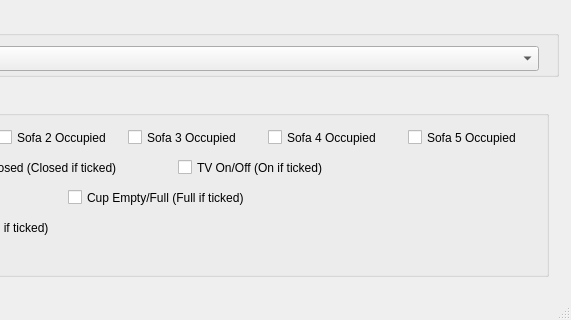
This is SensorSim-UH/mainwindow.ui in uh-klk/accompany as Qt 5 draws it before an edit; both pictures show x 162 to 733 and y 161 to 481 of the 733 by 481 pixel window. The edited form follows.
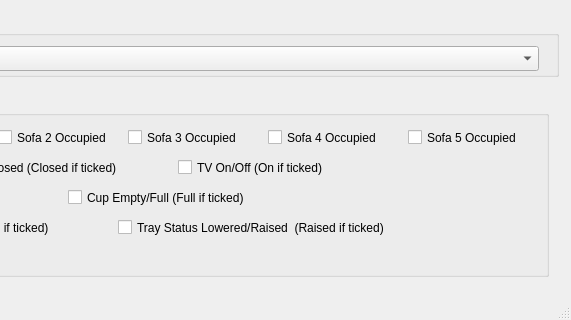
This is the edited form.

Commit message: Fixed to updte to correct sensor values for tray

```diff
--- a/SensorSim-UH/mainwindow.ui
+++ b/SensorSim-UH/mainwindow.ui
@@ -156,6 +156,19 @@
       <string>TV On/Off (On if ticked)</string>
      </property>
     </widget>
+    <widget class="QCheckBox" name="trayStatusCheckBox">
+     <property name="geometry">
+      <rect>
+       <x>270</x>
+       <y>120</y>
+       <width>411</width>
+       <height>23</height>
+      </rect>
+     </property>
+     <property name="text">
+      <string>Tray Status Lowered/Raised  (Raised if ticked) </string>
+     </property>
+    </widget>
    </widget>
    <widget class="QGroupBox" name="groupBox_9">
     <property name="geometry">
```
The commit also changes 3 other files.
